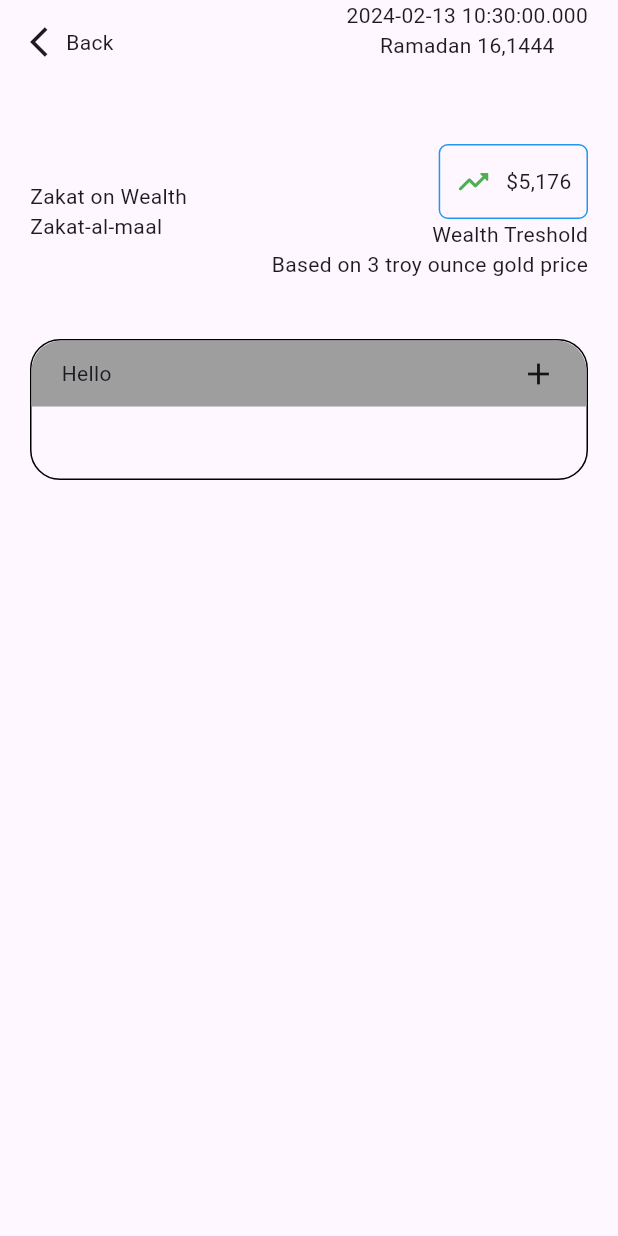
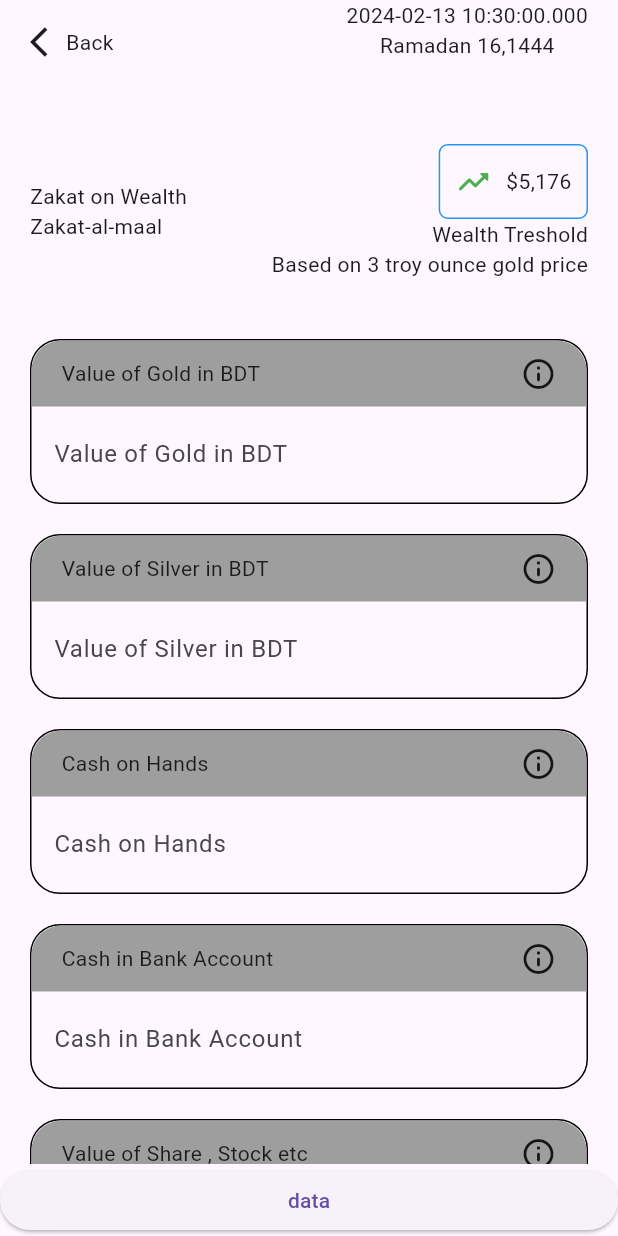
Before and after one commit to najmulmyself/Dawaah, a Flutter app: the screen it shows after launch, on a phone screen of 412 x 824 dp. Run offline on Flutter 3.47's test engine with Material 3 defaults, Android fonts, the phone set to English and light mode, and no system bars.

Commit message:
added 2 widget

```diff
--- a/lib/screens/home_page.dart
+++ b/lib/screens/home_page.dart
@@ -1,6 +1,8 @@
 import 'package:dawaah/const.dart';
+import 'package:dawaah/widgets/custom_input_widgets.dart';
 import 'package:flutter/material.dart';
 
+// Perfect Muslim
 class HomePage extends StatelessWidget {
   const HomePage({super.key});
 
@@ -35,12 +37,46 @@ class HomePage extends StatelessWidget {
           )
         ],
       ),
-      body: Padding(
+      body: _mainView(),
+      bottomNavigationBar: ElevatedButton(
+        child: const Text("data"),
+        onPressed: () {},
+      ),
+    );
+  }
+
+  Widget _mainView() {
+    return SingleChildScrollView(
+      child: Padding(
         padding: screenPadding,
         child: Column(
           children: [
             verticalSpaceMd40,
-            const Row(
+            _pageTitleView(),
+            verticalSpaceMd40,
+            CustomInputField(
+              hintText: "Value of Gold in BDT",
+            ),
+            CustomInputField(
+              hintText: "Value of Silver in BDT",
+            ),
+            CustomInputField(
+              hintText: "Cash on Hands",
+            ),
+            CustomInputField(
+              hintText: "Cash in Bank Account",
+            ),
+            CustomInputField(
+              hintText: "Value of Share , Stock etc",
+            ),
+          ],
+        ),
+      ),
+    );
+  }
+
+  Row _pageTitleView() {
+    return const Row(
             mainAxisAlignment: MainAxisAlignment.spaceBetween,
             children: [
               Column(
@@ -52,47 +88,6 @@ class HomePage extends StatelessWidget {
               ),
               _tresholdView(),
             ],
-            ),
-            verticalSpaceMd40,
-            Container(
-              width: double.infinity,
-              decoration: BoxDecoration(
-                border: Border.all(
-                  color: Colors.black,
-                ),
-                borderRadius: const BorderRadius.all(
-                  Radius.circular(20),
-                ),
-              ),
-              child: Column(
-                children: [
-                  Container(
-                    padding: screenPadding.copyWith(top: 10, bottom: 10),
-                    decoration: const BoxDecoration(
-                      color: Colors.grey,
-                      borderRadius: BorderRadius.vertical(
-                        top: Radius.circular(20),
-                      ),
-                    ),
-                    child: const Row(
-                      mainAxisAlignment: MainAxisAlignment.spaceBetween,
-                      children: [
-                        Text("Hello"),
-                        Icon(Icons.add),
-                      ],
-                    ),
-                  ),
-                  const TextField(
-                    decoration: InputDecoration(
-                        enabledBorder: InputBorder.none,
-                        focusedBorder: InputBorder.none),
-                  ),
-                ],
-              ),
-            )
-          ],
-        ),
-      ),
           );
   }
 }
--- /dev/null
+++ b/lib/widgets/custom_input_widgets.dart
@@ -0,0 +1,61 @@
+import 'package:dawaah/const.dart';
+import 'package:flutter/material.dart';
+
+class CustomInputField extends StatefulWidget {
+  CustomInputField({
+    required this.hintText,
+    super.key,
+  });
+
+  String hintText;
+
+  @override
+  State<CustomInputField> createState() => _CustomInputFieldState();
+}
+
+class _CustomInputFieldState extends State<CustomInputField> {
+  @override
+  Widget build(BuildContext context) {
+    return Container(
+      margin: const EdgeInsets.only(bottom: 20),
+      width: double.infinity,
+      decoration: BoxDecoration(
+        border: Border.all(
+          color: Colors.black,
+        ),
+        borderRadius: const BorderRadius.all(
+          Radius.circular(20),
+        ),
+      ),
+      child: Column(
+        children: [
+          Container(
+            padding: screenPadding.copyWith(top: 10, bottom: 10),
+            decoration: const BoxDecoration(
+              color: Colors.grey,
+              borderRadius: BorderRadius.vertical(
+                top: Radius.circular(20),
+              ),
+            ),
+            child: Row(
+              mainAxisAlignment: MainAxisAlignment.spaceBetween,
+              children: [
+                Text(widget.hintText),
+                const Icon(Icons.info_outline_rounded),
+              ],
+            ),
+          ),
+          Padding(
+            padding: const EdgeInsets.symmetric(horizontal: 15.0, vertical: 8),
+            child: TextField(
+              decoration: InputDecoration(
+                  hintText: widget.hintText,
+                  enabledBorder: InputBorder.none,
+                  focusedBorder: InputBorder.none),
+            ),
+          ),
+        ],
+      ),
+    );
+  }
+}
```
Lines whose indentation alone changed are shown as unchanged.
